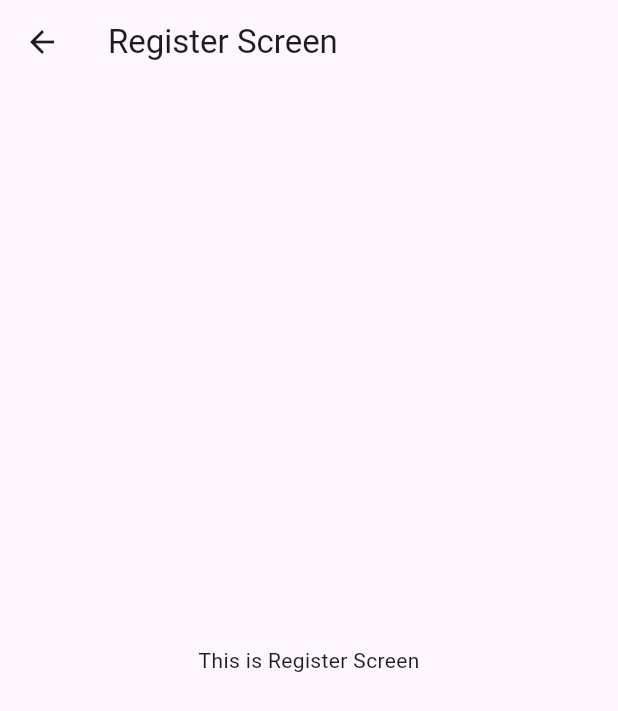
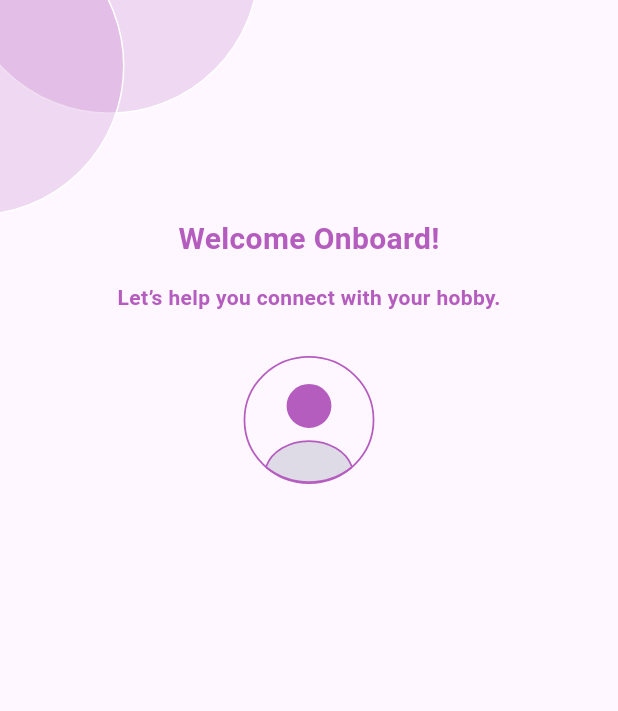
Before and after one commit to josuastg/HobiHub, a Flutter app: the RegisterScreen screen opened directly, on a phone screen of 412 x 824 dp. Shown: the top 711 px of the screen. Run offline on Flutter 3.47's test engine with Material 3 defaults, Android fonts, the light colour scheme and no system bars; our stand-ins replace email_validator, flutter_svg.

Commit message:
able to show register screen

```diff
--- a/lib/screens/home_screen.dart
+++ b/lib/screens/home_screen.dart
@@ -1,4 +1,5 @@
 import 'package:flutter/material.dart';
+import 'package:hobihub/screens/login_screen.dart';
 
 class HomePage extends StatelessWidget {
   const HomePage({super.key});
@@ -9,8 +10,12 @@ class HomePage extends StatelessWidget {
       appBar: AppBar(
         title: const Text('Home Screen'),
       ),
-      body: const Center(
-        child:  Text('This is Home Screen'),
+      body: Center(
+        child:  ElevatedButton(onPressed: () {
+          Navigator.push(context, MaterialPageRoute(builder: (context) => const LoginScreen()));
+        },
+        child: const Text("Go to Login Screen"),
+        ),
       ),
     );
   }
--- a/lib/screens/login_screen.dart
+++ b/lib/screens/login_screen.dart
@@ -1,4 +1,5 @@
 import 'package:flutter/material.dart';
+import 'package:hobihub/screens/register_screen.dart';
 
 class LoginScreen extends StatelessWidget {
   const LoginScreen({super.key});
@@ -9,8 +10,11 @@ class LoginScreen extends StatelessWidget {
       appBar: AppBar(
         title: const Text('Login Screen'),
       ),
-      body: const Center(
-        child: Text('This is Login Screen'),
+      body: Center(
+        child: ElevatedButton(onPressed: () {
+          Navigator.push(context, MaterialPageRoute(builder: (context) => RegisterScreen()));
+        },
+        child: const Text("Go to Register Screen")),
       ),
     );
   }
--- a/lib/screens/register_screen.dart
+++ b/lib/screens/register_screen.dart
@@ -1,16 +1,64 @@
 import 'package:flutter/material.dart';
+import 'package:email_validator/email_validator.dart';
+import 'package:flutter_svg/flutter_svg.dart';
+import 'package:hobihub/main.dart';
 
-class RegisterScreen extends StatelessWidget {
+class RegisterScreen extends StatefulWidget {
   const RegisterScreen({super.key});
 
   @override
+  State<RegisterScreen> createState() => _RegisterScreenState();
+}
+
+class _RegisterScreenState extends State<RegisterScreen> {
+  @override
   Widget build(BuildContext context) {
     return Scaffold(
-      appBar: AppBar(
-        title: const Text('Register Screen'),
-      ),
-      body: const Center(
-        child: Text('This is Register Screen'),
+      body: SafeArea(
+        top: false,
+        child: Column(
+          crossAxisAlignment: CrossAxisAlignment.start,
+          children: [
+            SvgPicture.asset(
+              "assets/images/Shape.svg"
+            ),
+            const SizedBox(
+              height: 1,
+            ),
+            Center(
+              child: Column(
+                children: [
+                  const Text(
+                    "Welcome Onboard!",
+                    style: TextStyle(
+                      color: Color.fromARGB(255, 181, 93, 190),
+                      fontSize: 20,
+                      fontWeight: FontWeight.w600,
+                    ),
+                  ),
+                  const SizedBox(
+                    height: 14,
+                  ),
+                  const Text(
+                    "Let’s help you connect with your hobby.",
+                    style: TextStyle(
+                      color: Color.fromARGB(255, 181, 93, 190),
+                      fontSize: 14,
+                      fontWeight: FontWeight.w600,
+                    ),
+                  ),
+                  const SizedBox(
+                    height: 29,
+                  ),
+                  SvgPicture.asset(
+                    "assets/images/Vector.svg",
+                    width: 88,
+                  ),
+                ],
+              ),
+            )
+          ],
+        ),
       ),
     );
   }
```
Also changed, not shown: pubspec.yaml (+4 -3 lines), assets/images/Shape.svg (added), assets/images/Vector.svg (added), pubspec.lock.
